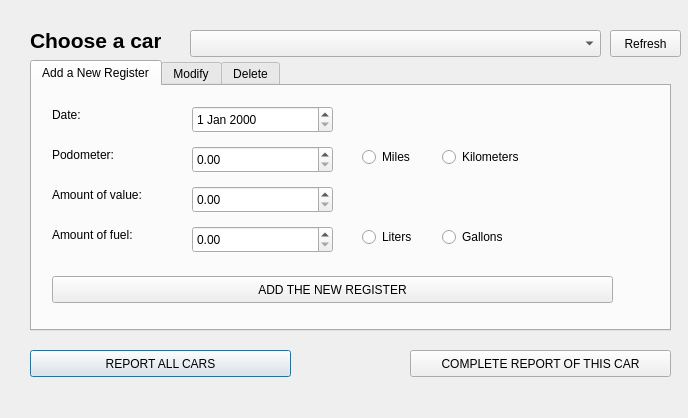
This is FuelMonitor/savecars.ui in nelcar/Fuel-Monitoring as Qt 5 draws it before an edit. The edited form follows.
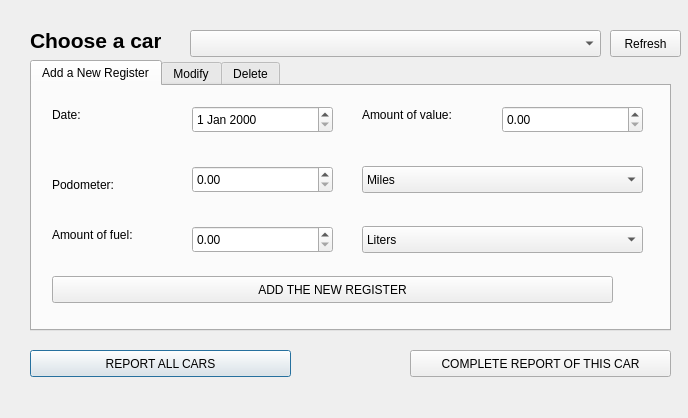
This is the edited form.

Diff of the .ui file:
```diff
--- a/FuelMonitor/savecars.ui
+++ b/FuelMonitor/savecars.ui
@@ -104,8 +104,8 @@
     <widget class="QLabel" name="label_3">
      <property name="geometry">
       <rect>
-       <x>20</x>
-       <y>100</y>
+       <x>330</x>
+       <y>20</y>
        <width>121</width>
        <height>17</height>
       </rect>
@@ -131,7 +131,7 @@
      <property name="geometry">
       <rect>
        <x>20</x>
-       <y>60</y>
+       <y>90</y>
        <width>91</width>
        <height>17</height>
       </rect>
@@ -154,7 +154,7 @@
      <property name="geometry">
       <rect>
        <x>160</x>
-       <y>60</y>
+       <y>80</y>
        <width>141</width>
        <height>27</height>
       </rect>
@@ -166,8 +166,8 @@
     <widget class="QDoubleSpinBox" name="AddAmountValue">
      <property name="geometry">
       <rect>
-       <x>160</x>
-       <y>100</y>
+       <x>470</x>
+       <y>20</y>
        <width>141</width>
        <height>27</height>
       </rect>
@@ -189,58 +189,6 @@
       <double>10000.000000000000000</double>
      </property>
     </widget>
-    <widget class="QRadioButton" name="addLiters">
-     <property name="geometry">
-      <rect>
-       <x>330</x>
-       <y>140</y>
-       <width>71</width>
-       <height>22</height>
-      </rect>
-     </property>
-     <property name="text">
-      <string>Liters</string>
-     </property>
-    </widget>
-    <widget class="QRadioButton" name="addGallons">
-     <property name="geometry">
-      <rect>
-       <x>410</x>
-       <y>140</y>
-       <width>81</width>
-       <height>22</height>
-      </rect>
-     </property>
-     <property name="text">
-      <string>Gallons</string>
-     </property>
-    </widget>
-    <widget class="QRadioButton" name="AddMiles">
-     <property name="geometry">
-      <rect>
-       <x>330</x>
-       <y>60</y>
-       <width>71</width>
-       <height>22</height>
-      </rect>
-     </property>
-     <property name="text">
-      <string>Miles</string>
-     </property>
-    </widget>
-    <widget class="QRadioButton" name="addKilometers">
-     <property name="geometry">
-      <rect>
-       <x>410</x>
-       <y>60</y>
-       <width>117</width>
-       <height>22</height>
-      </rect>
-     </property>
-     <property name="text">
-      <string>Kilometers</string>
-     </property>
-    </widget>
     <widget class="QPushButton" name="addNewRegister">
      <property name="geometry">
       <rect>
@@ -254,6 +202,46 @@
       <string>ADD THE NEW REGISTER</string>
      </property>
     </widget>
+    <widget class="QComboBox" name="comboBox">
+     <property name="geometry">
+      <rect>
+       <x>330</x>
+       <y>80</y>
+       <width>281</width>
+       <height>27</height>
+      </rect>
+     </property>
+     <item>
+      <property name="text">
+       <string>Miles</string>
+      </property>
+     </item>
+     <item>
+      <property name="text">
+       <string>Kilometers</string>
+      </property>
+     </item>
+    </widget>
+    <widget class="QComboBox" name="comboBox_2">
+     <property name="geometry">
+      <rect>
+       <x>330</x>
+       <y>140</y>
+       <width>281</width>
+       <height>27</height>
+      </rect>
+     </property>
+     <item>
+      <property name="text">
+       <string>Liters</string>
+      </property>
+     </item>
+     <item>
+      <property name="text">
+       <string>Gallons</string>
+      </property>
+     </item>
+    </widget>
    </widget>
    <widget class="QWidget" name="tab_2">
     <attribute name="title">
```
Left out of the diff: 8 changed lines with no effect on the pictures.
